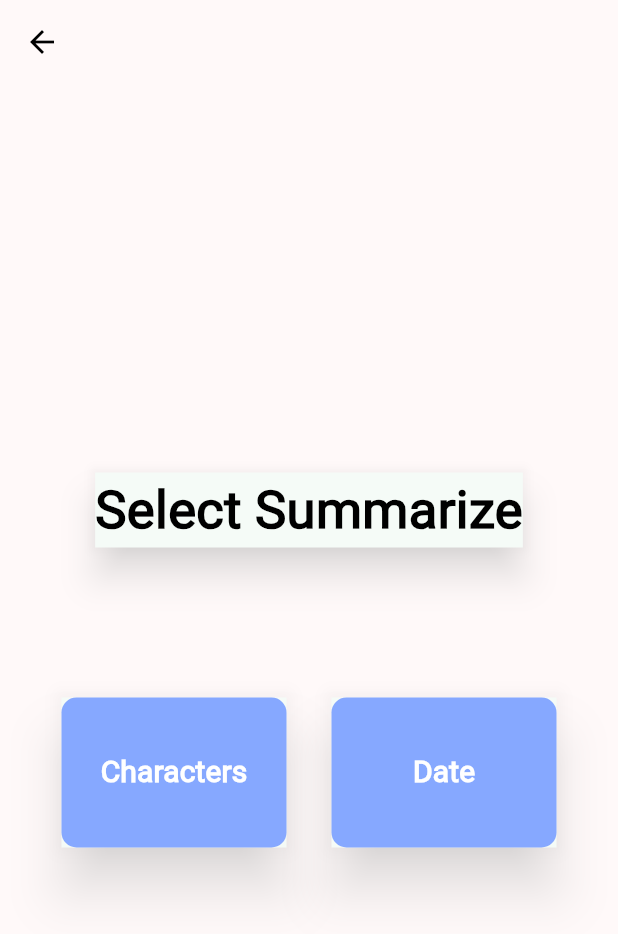
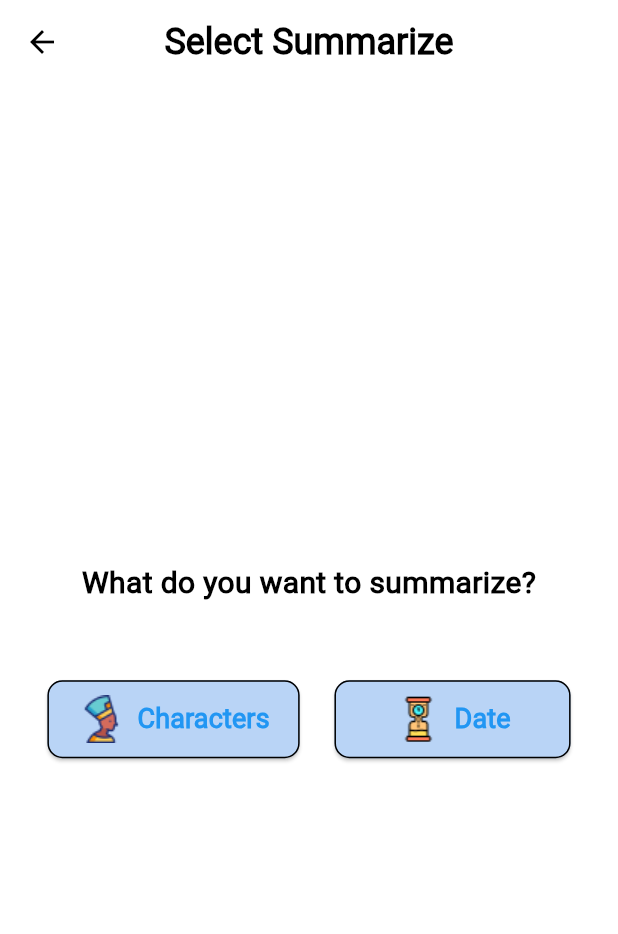
Before and after one commit to Andrewaziz99/Graduation_Project_Tarikhna, a Flutter app: the Lesson_Navigate_Screen screen opened directly with empty values, on a phone screen of 412 x 824 dp. Shown: the top 934 px of the screen. Run offline on Flutter 3.47's test engine with Material 3 defaults, Android fonts, the phone set to English and light mode, and no system bars; our stand-ins replace awesome_dialog, bloc, card_swiper, cherry_toast, circular_countdown_timer, conditional_builder_null_safety and 8 more; missing offline and left inert: flutter_tesseract_ocr, model_viewer_plus; accounts and stored records are empty; network calls fail.

Commit message:
image_theme_update

```diff
--- a/Flutter App/Tarikhna/lib/modules/lessons/Lesson_Navigate_screen.dart
+++ b/Flutter App/Tarikhna/lib/modules/lessons/Lesson_Navigate_screen.dart
@@ -14,91 +14,103 @@ import 'Lesson_output_date_screen.dart';
 class Lesson_Navigate_Screen extends StatelessWidget {
   final String? id;
 
-  const Lesson_Navigate_Screen(this.id, {super.key});
+  const Lesson_Navigate_Screen(this.id, {Key? key}) : super(key: key);
 
   @override
   Widget build(BuildContext context) {
     return Scaffold(
-      backgroundColor: HexColor("FFF9F9"),
       appBar: AppBar(
-        backgroundColor: HexColor("FFF9F9"),
-      ),
-      body: Column(
-        mainAxisAlignment: MainAxisAlignment.center,
-        children: [
-          const Material(
-            elevation: 10,
-            shadowColor: Colors.white,
-            borderOnForeground: true,
-            child: Text(
+        title: Text(
           'Select Summarize',
           style: TextStyle(
-                fontSize: 35,
+            color: Colors.black,
+            fontSize: 24,
             fontWeight: FontWeight.bold,
             fontFamily: 'Roboto',
           ),
         ),
+        backgroundColor: Colors.white,
+        elevation: 0,
+        centerTitle: true,
       ),
-          const SizedBox(height: 100),
-          Row(
+      body: Stack(
+        children: [
+          // Container(
+          //   decoration: BoxDecoration(
+          //     // gradient: LinearGradient(
+          //     //   begin: Alignment.topCenter,
+          //     //   end: Alignment.bottomCenter,
+          //     //   colors: [Colors.blue, Colors.white],
+          //     //   stops: [0.5, 0.5],
+          //     // ),
+          //   ),
+          // ),
+          Padding(
+            padding: const EdgeInsets.all(20.0),
+            child: Column(
               mainAxisAlignment: MainAxisAlignment.center,
               children: [
-              Material(
-                elevation: 15,
-                shadowColor: Colors.white,
-                borderOnForeground: true,
-                child: Container(
-                  width: 150,
-                  height: 100.0,
-                  decoration: BoxDecoration(
-                    borderRadius: BorderRadius.circular(10),
-                    color:  CustomPrimaryColor,
+                Text(
+                  'What do you want to summarize?',
+                  style: TextStyle(
+                    fontSize: 20,
+                    fontWeight: FontWeight.bold,
+                    fontFamily: 'Roboto',
                   ),
-                  child: MaterialButton(
+                ),
+                SizedBox(height: 50),
+                Row(
+                  mainAxisAlignment: MainAxisAlignment.spaceAround,
+                  children: [
+                    ElevatedButton.icon(
                       onPressed: () {
                         navigateTo(context, Lesson_output_character_screen(id));
                       },
-                    child: const Text(
+                      style: ElevatedButton.styleFrom(
+                        backgroundColor: Color.fromARGB(255, 185, 212, 246),
+                        padding: EdgeInsets.symmetric(horizontal: 20, vertical: 10),
+                        shape: RoundedRectangleBorder(
+                          borderRadius: BorderRadius.circular(10),
+                          side: BorderSide(color: Colors.black),
+                          //HexColor("B1AEFC")
+                        ),
+                      ),
+                      icon: Image.asset("images/nefertiti_11263517.png"),
+                      label: Text(
                         "Characters",
                         style: TextStyle(
-                        color: Colors.white,
-                        fontSize: 20,
+                          color: Colors.blue,
+                          fontSize: 18,
                           fontWeight: FontWeight.bold,
                         ),
                       ),
                     ),
-                ),
-              ),
-              const SizedBox(width: 30,),
-
-              Material(
-                elevation: 15,
-                shadowColor: Colors.white,
-                borderOnForeground: true,
-                child: Container(
-                  width: 150,
-                  height: 100.0,
-                  decoration: BoxDecoration(
-                    borderRadius: BorderRadius.circular(10),
-                    color: CustomPrimaryColor,
-                  ),
-                  child: MaterialButton(
+                    ElevatedButton.icon(
                       onPressed: () {
                         navigateTo(context, Lesson_output_date_screen(id));
                       },
-                    child: const Text(
+                      style: ElevatedButton.styleFrom(
+                        backgroundColor: Color.fromARGB(255, 185, 212, 246),
+                        padding: EdgeInsets.symmetric(horizontal: 40, vertical: 10),
+                        shape: RoundedRectangleBorder(
+                          borderRadius: BorderRadius.circular(10),
+                          side: BorderSide(color: Colors.black),
+                        ),
+                      ),
+                      icon:Image.asset("images/hourglass_2191902.png"),
+                      label: Text(
                         "Date",
                         style: TextStyle(
-                        color: Colors.white,
-                        fontSize: 20,
+                          color: Colors.blue,
+                          fontSize: 18,
                           fontWeight: FontWeight.bold,
                         ),
                       ),
                     ),
+                  ],
                 ),
+              ],
             ),
-
-            ],
           ),
         ],
       ),
--- a/Flutter App/Tarikhna/lib/modules/lessons/lessons_screen.dart
+++ b/Flutter App/Tarikhna/lib/modules/lessons/lessons_screen.dart
@@ -10,7 +10,6 @@ import 'package:tarikhna/modules/lessons/search_screen.dart';
 import 'package:tarikhna/modules/quiz/quiz_screen.dart';
 import 'package:tarikhna/shared/components/components.dart';
 import 'package:tarikhna/shared/styles/colors.dart';
-
 import 'Lesson_Navigate_screen.dart';
 
 
--- a/Flutter App/Tarikhna/lib/shared/styles/colors.dart
+++ b/Flutter App/Tarikhna/lib/shared/styles/colors.dart
@@ -90,4 +90,8 @@ class AppColors11 {
 class AppColors12 {
   static const Color greencolor = Color(0xFFDFFFD8
 
-); }
+);  }
+class AppColors13 {
+  static const Color summary = Color(0xFFB1AEFC
+
+);  }
```
Also changed, not shown: Flutter App/Tarikhna/lib/modules/lessons/Lesson_output_character_screen.dart (+21 -8 lines), Flutter App/Tarikhna/lib/modules/lessons/Lesson_output_date_screen.dart (+21 -10 lines), Flutter App/Tarikhna/images/cleopatra_2510116.png (added), Flutter App/Tarikhna/images/hourglass_2191902.png (added), Flutter App/Tarikhna/images/nefertiti_11263517.png (added), Flutter App/Tarikhna/images/pharaoh_288920.png (added). Lines whose indentation alone changed are shown as unchanged.
